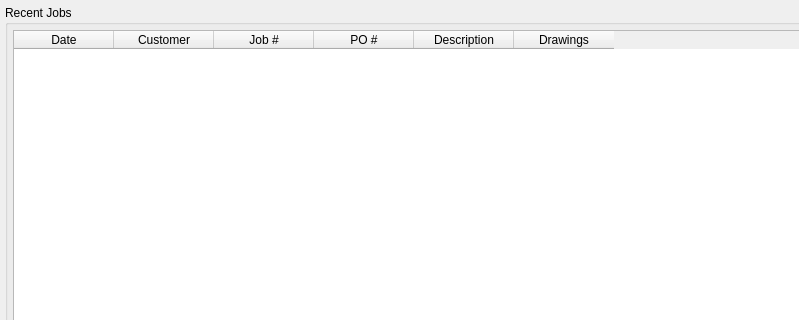
This is modules/history/ui/history_tab.ui in i-machine-things-org/JobDocs as Qt 5 draws it before an edit; both pictures show x 0 to 799 and y 0 to 320 of the 880 by 650 pixel window. The edited form follows.
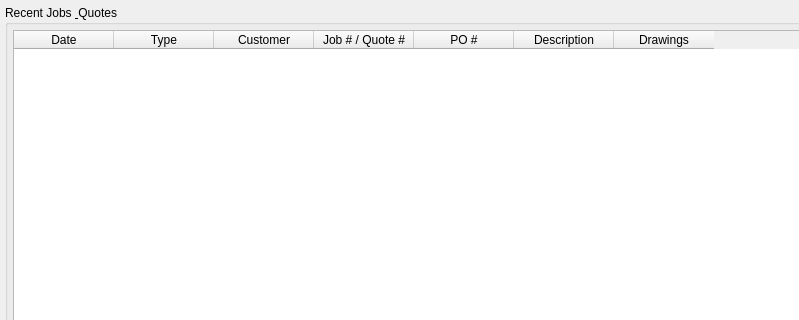
This is the edited form.

Commit message: fix: add_to_history() no longer silently drops non-'job' entries

```diff
--- a/modules/history/ui/history_tab.ui
+++ b/modules/history/ui/history_tab.ui
@@ -29,7 +29,7 @@
    <item>
     <widget class="QGroupBox" name="historyGroup">
      <property name="title">
-      <string>Recent Jobs</string>
+      <string>Recent Jobs &amp; Quotes</string>
      </property>
      <layout class="QVBoxLayout" name="historyLayout">
       <property name="spacing">
@@ -57,6 +57,11 @@
           <string>Date</string>
          </property>
         </column>
+        <column>
+         <property name="text">
+          <string>Type</string>
+         </property>
+        </column>
         <column>
          <property name="text">
           <string>Customer</string>
@@ -64,7 +69,7 @@
         </column>
         <column>
          <property name="text">
-          <string>Job #</string>
+          <string>Job # / Quote #</string>
          </property>
         </column>
         <column>
```
The commit also changes 5 other files.
